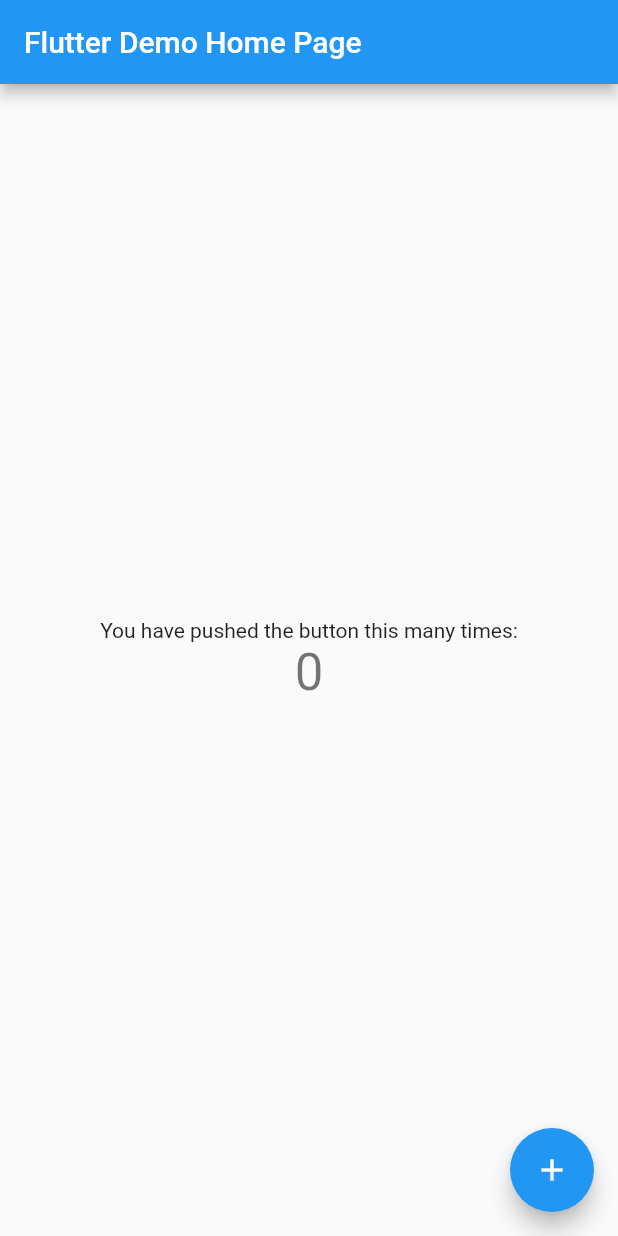
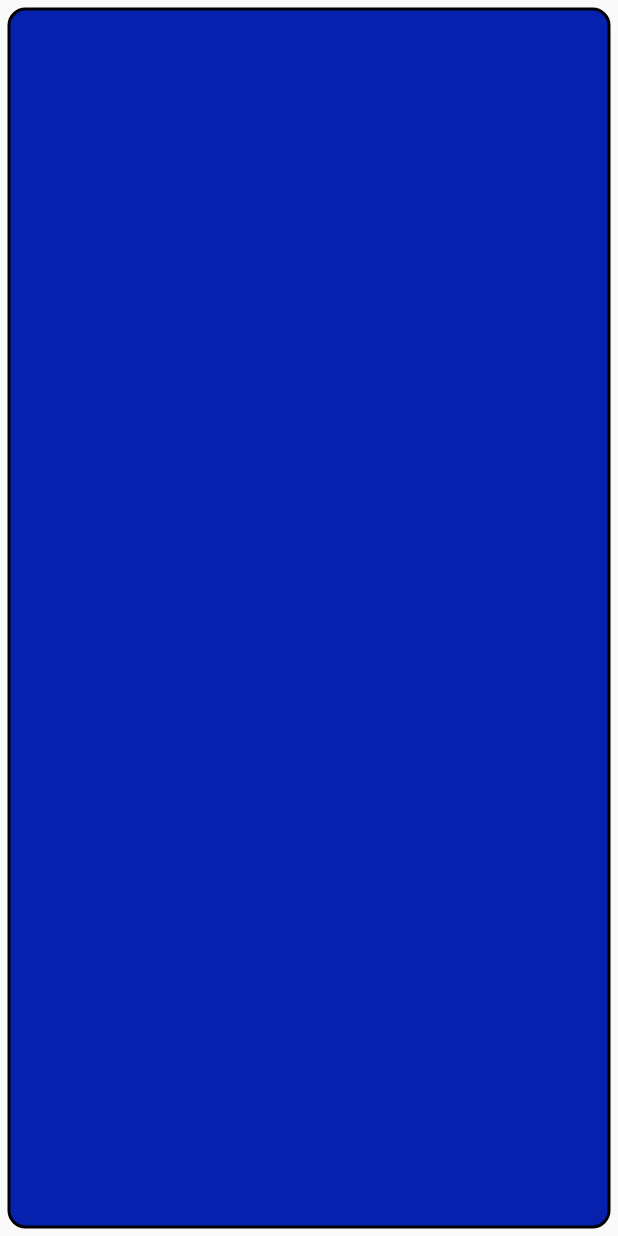
Before and after one commit to CarlosAlejandroYE/PruebasFlutter, a Flutter app: the screen it shows after launch, on a phone screen of 412 x 824 dp. Run offline on Flutter 3.47's test engine with Material 2 defaults, Android fonts, the phone set to English and light mode, and no system bars.

```diff
--- /dev/null
+++ b/flutter_application_1/lib/log/login.dart
@@ -0,0 +1,38 @@
+import 'package:flutter/material.dart';
+
+class PageLogin extends StatefulWidget {
+  @override
+  State<PageLogin> createState() => _PageLoginState();
+}
+
+class _PageLoginState extends State<PageLogin> {
+  @override
+  Widget build(BuildContext context) {
+    return Scaffold(
+        body: Column(
+          mainAxisAlignment: MainAxisAlignment.center,
+          crossAxisAlignment: CrossAxisAlignment.center,
+
+      children: [
+        Container(
+          margin: EdgeInsets.all(5.0),
+          padding: EdgeInsets.all(16.0),
+          decoration: BoxDecoration(
+            color: const Color(0xFF0721AF),
+            border: Border.all(
+              color: Colors.black,
+              width: 2,
+            ),
+            borderRadius: BorderRadius.circular(12),
+          ),
+         // color: Colors.amberAccent,
+          width: MediaQuery.of(context).size.width - 10,
+          height: MediaQuery.of(context).size.height - 10,
+          child: Column(
+            children: [],
+          ),
+        )
+      ],
+    ));
+  }
+}
--- a/flutter_application_1/lib/main.dart
+++ b/flutter_application_1/lib/main.dart
@@ -1,115 +1,20 @@
 import 'package:flutter/material.dart';
+import 'package:flutter_application_1/log/login.dart';
 
 void main() {
-  runApp(const MyApp());
+  runApp(MyApp());
 }
 
 class MyApp extends StatelessWidget {
-  const MyApp({Key? key}) : super(key: key);
-
-  // This widget is the root of your application.
   @override
   Widget build(BuildContext context) {
     return MaterialApp(
-      title: 'Flutter Demo',
+      debugShowCheckedModeBanner: false,
+      title: 'Prueba PDF',
       theme: ThemeData(
-        // This is the theme of your application.
-        //
-        // Try running your application with "flutter run". You'll see the
-        // application has a blue toolbar. Then, without quitting the app, try
-        // changing the primarySwatch below to Colors.green and then invoke
-        // "hot reload" (press "r" in the console where you ran "flutter run",
-        // or simply save your changes to "hot reload" in a Flutter IDE).
-        // Notice that the counter didn't reset back to zero; the application
-        // is not restarted.
         primarySwatch: Colors.blue,
       ),
-      home: const MyHomePage(title: 'Flutter Demo Home Page'),
+      home:PageLogin(),
     );
   }
 }
-
-class MyHomePage extends StatefulWidget {
-  const MyHomePage({Key? key, required this.title}) : super(key: key);
-
-  // This widget is the home page of your application. It is stateful, meaning
-  // that it has a State object (defined below) that contains fields that affect
-  // how it looks.
-
-  // This class is the configuration for the state. It holds the values (in this
-  // case the title) provided by the parent (in this case the App widget) and
-  // used by the build method of the State. Fields in a Widget subclass are
-  // always marked "final".
-
-  final String title;
-
-  @override
-  State<MyHomePage> createState() => _MyHomePageState();
-}
-
-class _MyHomePageState extends State<MyHomePage> {
-  int _counter = 0;
-
-  void _incrementCounter() {
-    setState(() {
-      // This call to setState tells the Flutter framework that something has
-      // changed in this State, which causes it to rerun the build method below
-      // so that the display can reflect the updated values. If we changed
-      // _counter without calling setState(), then the build method would not be
-      // called again, and so nothing would appear to happen.
-      _counter++;
-    });
-  }
-
-  @override
-  Widget build(BuildContext context) {
-    // This method is rerun every time setState is called, for instance as done
-    // by the _incrementCounter method above.
-    //
-    // The Flutter framework has been optimized to make rerunning build methods
-    // fast, so that you can just rebuild anything that needs updating rather
-    // than having to individually change instances of widgets.
-    return Scaffold(
-      appBar: AppBar(
-        // Here we take the value from the MyHomePage object that was created by
-        // the App.build method, and use it to set our appbar title.
-        title: Text(widget.title),
-      ),
-      body: Center(
-        // Center is a layout widget. It takes a single child and positions it
-        // in the middle of the parent.
-        child: Column(
-          // Column is also a layout widget. It takes a list of children and
-          // arranges them vertically. By default, it sizes itself to fit its
-          // children horizontally, and tries to be as tall as its parent.
-          //
-          // Invoke "debug painting" (press "p" in the console, choose the
-          // "Toggle Debug Paint" action from the Flutter Inspector in Android
-          // Studio, or the "Toggle Debug Paint" command in Visual Studio Code)
-          // to see the wireframe for each widget.
-          //
-          // Column has various properties to control how it sizes itself and
-          // how it positions its children. Here we use mainAxisAlignment to
-          // center the children vertically; the main axis here is the vertical
-          // axis because Columns are vertical (the cross axis would be
-          // horizontal).
-          mainAxisAlignment: MainAxisAlignment.center,
-          children: <Widget>[
-            const Text(
-              'You have pushed the button this many times:',
-            ),
-            Text(
-              '$_counter',
-              style: Theme.of(context).textTheme.headline4,
-            ),
-          ],
-        ),
-      ),
-      floatingActionButton: FloatingActionButton(
-        onPressed: _incrementCounter,
-        tooltip: 'Increment',
-        child: const Icon(Icons.add),
-      ), // This trailing comma makes auto-formatting nicer for build methods.
-    );
-  }
-}
```
Also changed, not shown: flutter_application_1/lib/dataServices/classPDF.dart (added), flutter_application_1/pubspec.lock, 3 other files.
